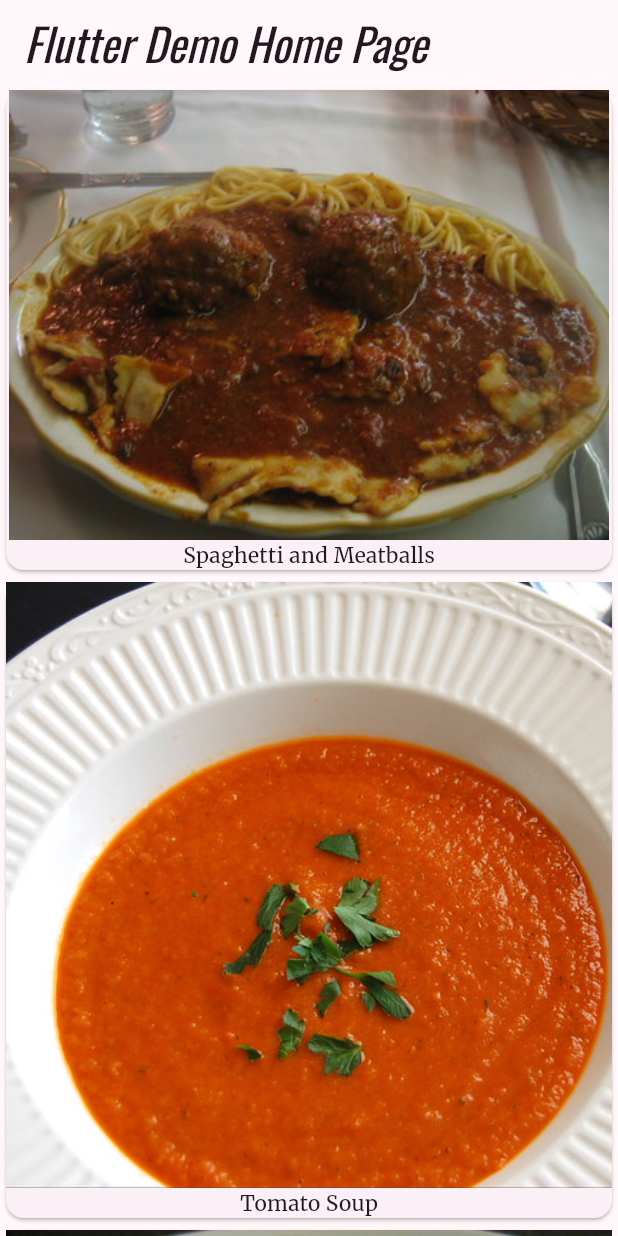
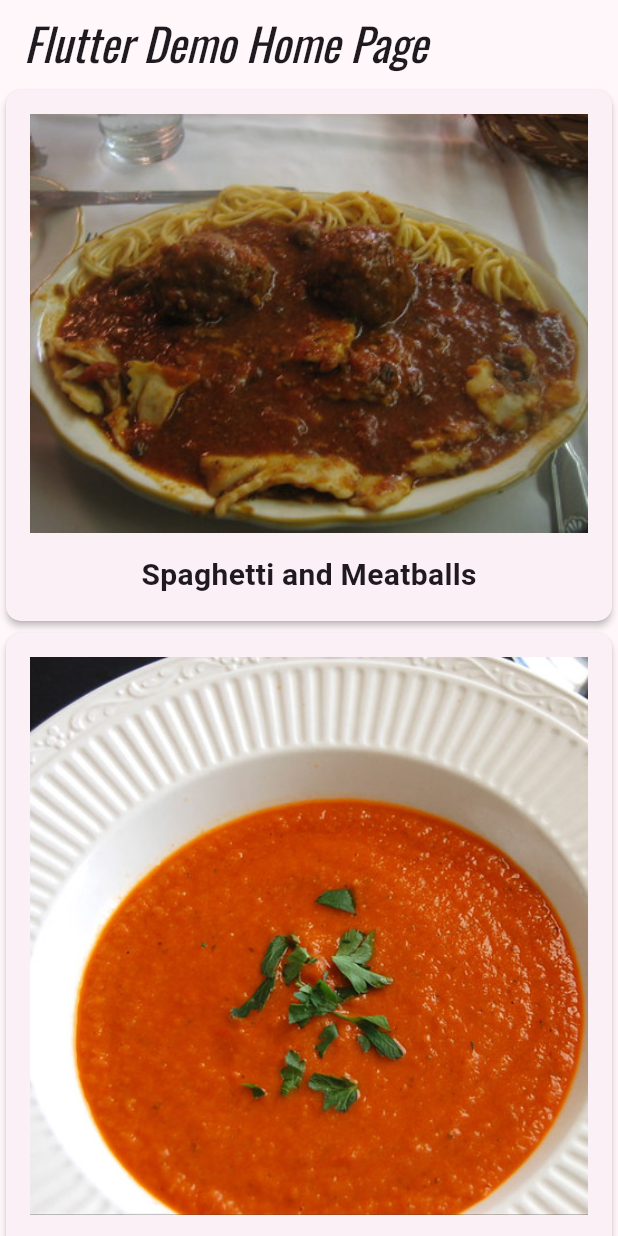
Before and after one commit to triastanto/flta-02-hello-flutter, a Flutter app: the screen it shows after launch, on a phone screen of 412 x 824 dp. Run offline on Flutter 3.47's test engine with Material 3 defaults, Android fonts, the phone set to English and light mode, and no system bars; our stand-ins replace google_fonts.

Commit message:
making it looks nice

```diff
--- a/lib/main.dart
+++ b/lib/main.dart
@@ -66,11 +66,28 @@ class _MyHomePageState extends State<MyHomePage> {
 
   Widget buildRecipeCard(Recipe recipe) {
     return Card(
-      child: Column(
-        children: <Widget>[
-          Image(image: AssetImage(recipe.imageUrl)),
-          Text(recipe.label),
-        ],
+      elevation: 2.0,
+      shape: RoundedRectangleBorder(
+        borderRadius: BorderRadius.circular(10.0),
+      ),
+      child: Padding(
+        padding: const EdgeInsets.all(16.0),
+        child:  Column(
+          children: <Widget>[
+            Image(image: AssetImage(recipe.imageUrl)),
+            const SizedBox(
+              height: 14.0,
+            ),
+            Text(
+              recipe.label,
+              style: const TextStyle(
+                fontSize: 20.0,
+                fontWeight: FontWeight.w700,
+                fontFamily: 'Palatino',
+              ),
+            ),
+          ],
+        ),
       ),
     );
   }
```
Also changed, not shown: 2 other files.
